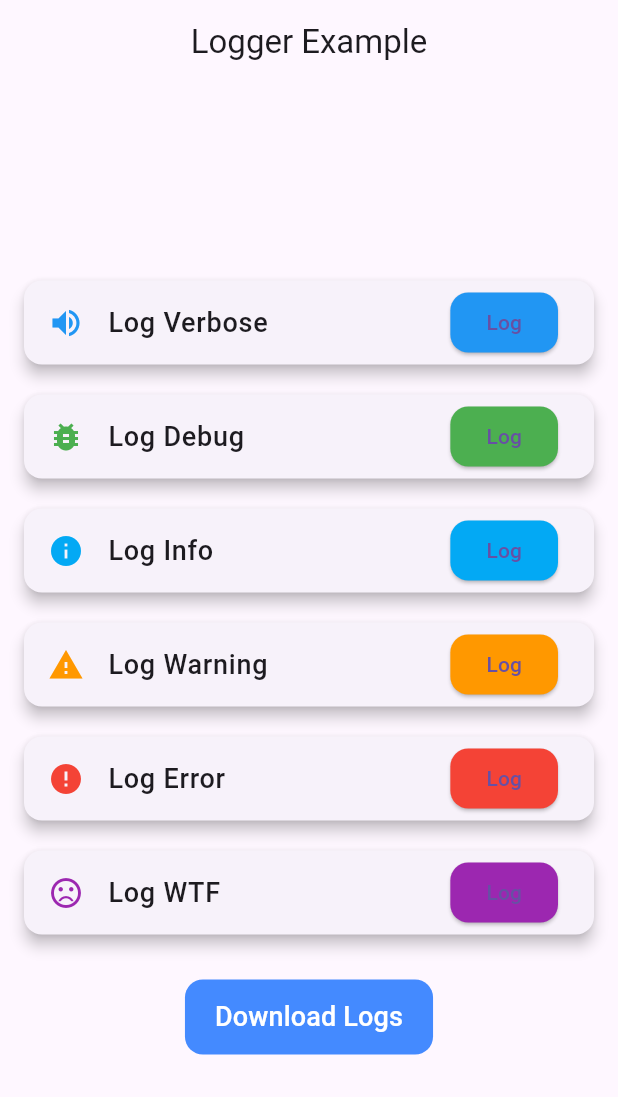
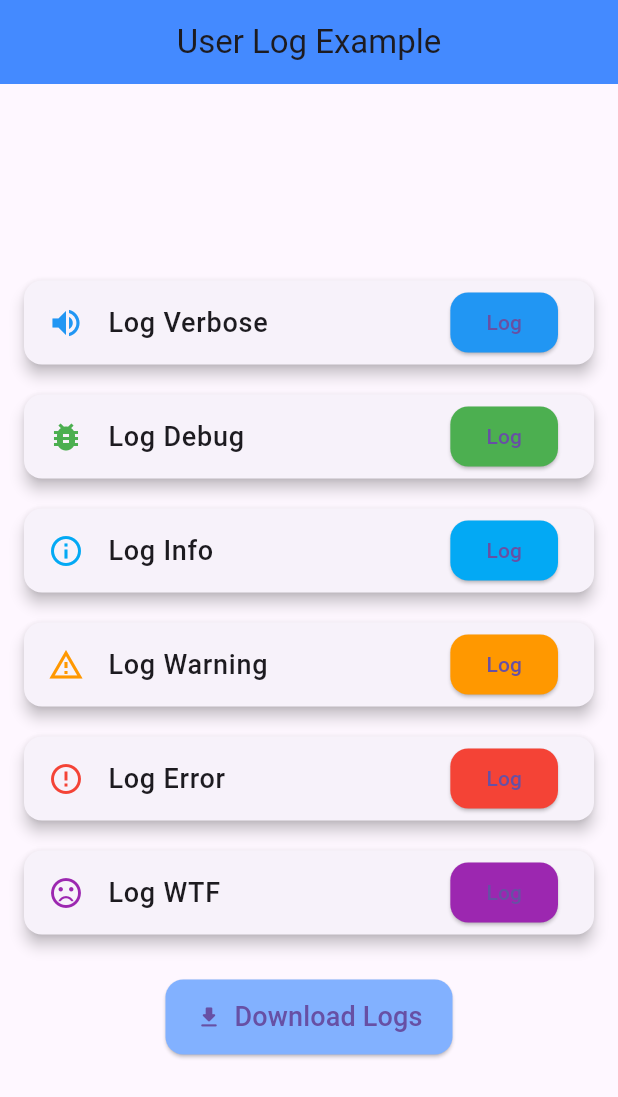
Before and after one commit to RensithUdara/flutter_log_example, a Flutter app: the screen it shows after launch, on a phone screen of 412 x 824 dp. Shown: the top 1097 px of the screen. Run offline on Flutter 3.47's test engine with Material 3 defaults, Android fonts, the phone set to English and light mode, and no system bars; our stand-ins replace device_info_plus, logger, package_info_plus, permission_handler.

Commit message:
add app bar

```diff
--- a/lib/main.dart
+++ b/lib/main.dart
@@ -84,8 +84,9 @@ class MyHomePage extends StatelessWidget {
   Widget build(BuildContext context) {
     return Scaffold(
       appBar: AppBar(
-        title: const Text('Logger Example'),
+        title: const Text('User Log Example'),
         centerTitle: true,
+        backgroundColor: Colors.blueAccent, // Updated app bar color
       ),
       body: Padding(
         padding: const EdgeInsets.all(16.0),
@@ -109,21 +110,21 @@ class MyHomePage extends StatelessWidget {
             _buildLogButton(
               context,
               text: 'Log Info',
-              icon: Icons.info,
+              icon: Icons.info_outline,
               color: Colors.lightBlue,
               onPressed: _logInfo,
             ),
             _buildLogButton(
               context,
               text: 'Log Warning',
-              icon: Icons.warning,
+              icon: Icons.warning_amber_outlined,
               color: Colors.orange,
               onPressed: _logWarning,
             ),
             _buildLogButton(
               context,
               text: 'Log Error',
-              icon: Icons.error,
+              icon: Icons.error_outline,
               color: Colors.red,
               onPressed: _logError,
             ),
@@ -131,12 +132,12 @@ class MyHomePage extends StatelessWidget {
               context,
               text: 'Log WTF',
               icon: Icons.sentiment_very_dissatisfied,
-              color: Colors.purple,
+              color: Colors.purple.shade500,
               onPressed: _logWtf,
             ),
             const SizedBox(height: 20),
-            // Download TextButton
-            TextButton(
+            // Download ElevatedButton
+            ElevatedButton.icon(
               onPressed: () {
                 // Placeholder for download logic
                 _downloadLogs();
@@ -149,21 +150,17 @@ class MyHomePage extends StatelessWidget {
                   ),
                 );
               },
-              style: TextButton.styleFrom(
-                backgroundColor:
-                    Colors.blueAccent, // Give it a color for better visibility
+              icon: const Icon(Icons.download_rounded),
+              label: const Text(
+                'Download Logs',
+                style: TextStyle(fontSize: 18),
+              ),
+              style: ElevatedButton.styleFrom(
+                primary: Colors.blueAccent.shade100,
                 padding:
                     const EdgeInsets.symmetric(vertical: 12, horizontal: 20),
                 shape: RoundedRectangleBorder(
                   borderRadius: BorderRadius.circular(12),
-                ),
-              ),
-              child: const Text(
-                'Download Logs',
-                style: TextStyle(
-                  fontSize: 18,
-                  color: Colors
-                      .white, // Make the text color white to contrast the background
                 ),
               ),
             ),
```
